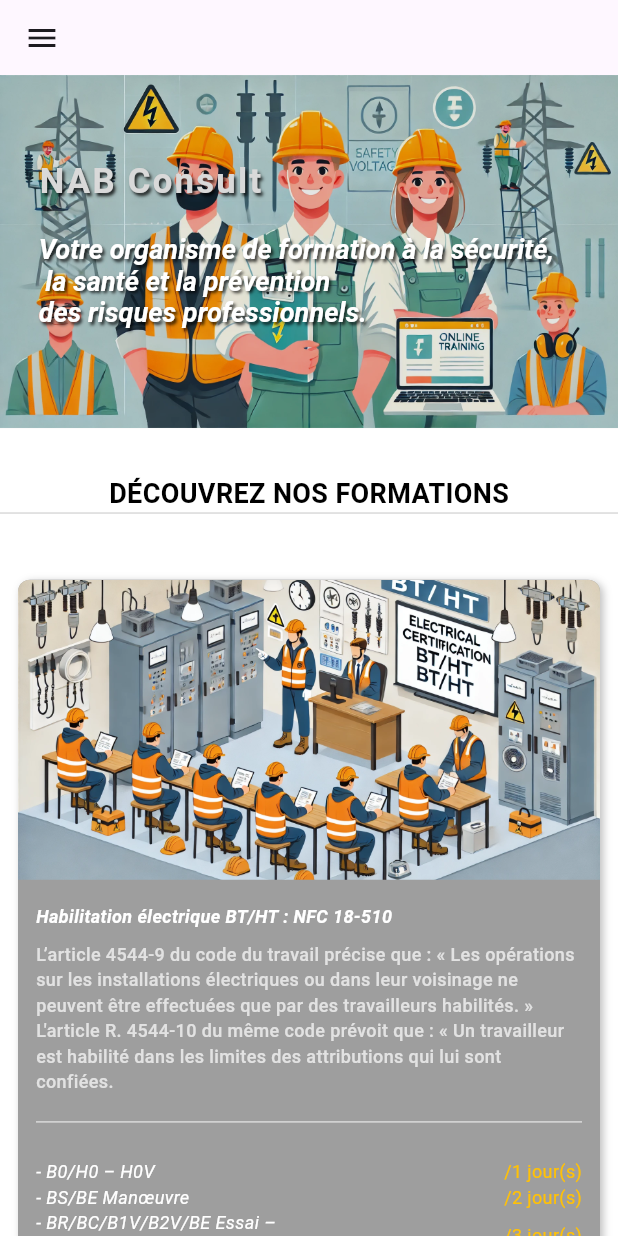
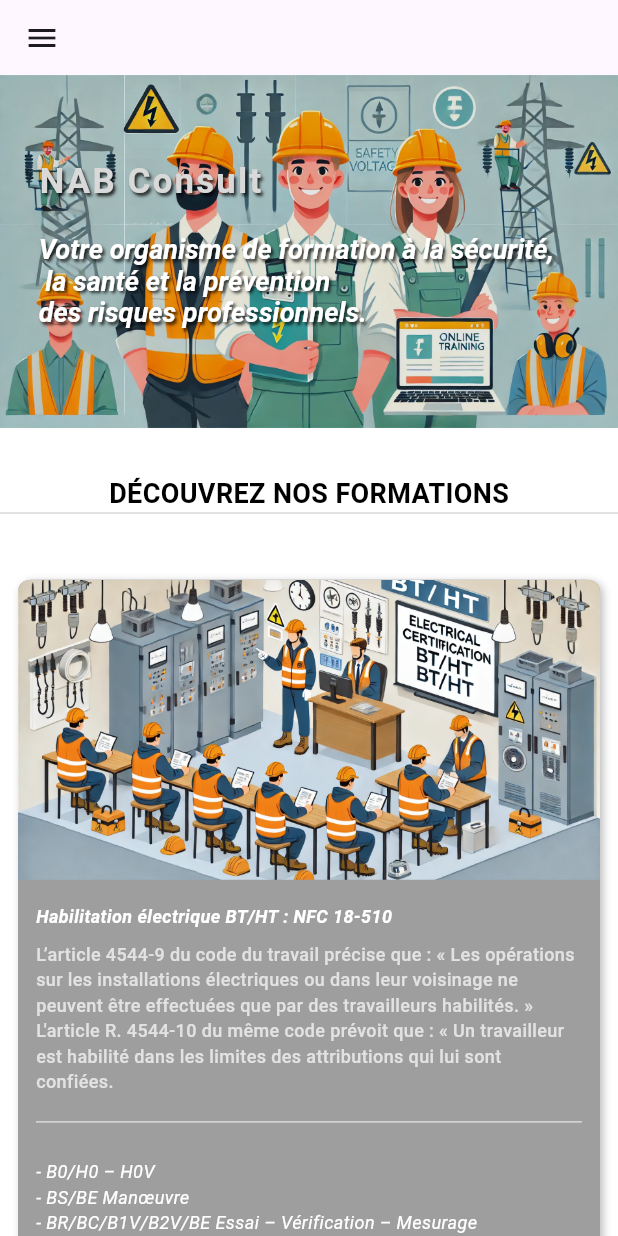
Before and after one commit to wallas938/nab_consult_home_page, a Flutter app: the screen it shows after launch, on a phone screen of 412 x 824 dp. Run offline on Flutter 3.47's test engine with Material 3 defaults, Android fonts, the phone set to English and light mode, and no system bars; our stand-ins replace flutter_screenutil; Roboto replaces fonts that are missing (Instrument Sans); project files that could hold a hidden picture were left out.

Commit message:
toute les durée de formation ont été retirée

```diff
--- a/lib/constantes/app-datas.dart
+++ b/lib/constantes/app-datas.dart
@@ -20,11 +20,9 @@ class TrainingData {
   final String trainingImagePath;
   final List<CertificationData> certifications;
   final String? description;
-  final String? duration;
 
   TrainingData(
       {this.description,
-      this.duration,
       required this.trainingTitle,
       required this.trainingImagePath,
       required this.certifications});
@@ -32,10 +30,9 @@ class TrainingData {
 
 class CertificationData {
   final String name;
-  final String? duration;
   final String? description;
 
-  CertificationData({required this.name, this.duration, this.description});
+  CertificationData({required this.name, this.description});
 }
 
 class Testimonial {
@@ -127,15 +124,14 @@ final List<TrainingData> trainingData = [
         CertificationData(
           name: "B0/H0 – H0V",
           description: "à destination des non électriciens",
-          duration: "1",
         ),
-        CertificationData(name: "BS/BE Manœuvre", duration: "2"),
+        CertificationData(name: "BS/BE Manœuvre", ),
         CertificationData(
             name: "BR/BC/B1V/B2V/BE Essai – Vérification – Mesurage",
-            duration: "3"),
+            ),
         CertificationData(
             name: "HC/H1V/H2V/HE Essai – Vérification – Mesurage",
-            duration: "3")
+            )
       ]),
   TrainingData(
       trainingTitle: "Habilitation véhicule électrique: NFC 18-550",
@@ -143,9 +139,9 @@ final List<TrainingData> trainingData = [
       description:
           "La norme NFC-18-550 définit les différents symboles d’habilitation en fonction, entre autres, de la nature de l’opération et de l’environnement électrique.",
       certifications: [
-        CertificationData(name: "B0L", duration: "1"),
+        CertificationData(name: "B0L", ),
         CertificationData(
-            name: "B1VL/B2VL / BCL/ BEL ESSAI/BRL/B1XL/B2XL", duration: "2"),
+            name: "B1VL/B2VL / BCL/ BEL ESSAI/BRL/B1XL/B2XL", ),
       ]),
   TrainingData(
       trainingTitle:
@@ -153,7 +149,6 @@ final List<TrainingData> trainingData = [
       description:
           "Obligatoire depuis le 1er janvier 2018, cette formation vous permet d’acquérir des compétences et des connaissances dans la préparation ou l'exécution de travaux à proximité des réseaux.",
       trainingImagePath: "assets/images/image_aipr.webp",
-      duration: "1",
       certifications: []),
   TrainingData(
       trainingTitle:
@@ -164,7 +159,6 @@ final List<TrainingData> trainingData = [
       certifications: []),
   TrainingData(
       trainingTitle: "SST (Sauvetage secourisme du travail)",
-      duration: "2",
       trainingImagePath: "assets/images/image_sst.webp",
       description:
           "Cette formation vise à acquérir des compétences reconnues pour secourir en cas d’accident et pour être acteur de la prévention dans son entreprise.",
@@ -186,18 +180,18 @@ final List<TrainingData> trainingData = [
             name: "IRVE – formation de niveau 1",
             description:
                 "Cette formation vise l’installation de bornes de charge, sans configuration spécifique pour la communication ou la supervision.",
-            duration: "1"),
+            ),
         CertificationData(
             name: "IRVE – formation de niveau 2",
             description:
                 "Cette formation vise l’installation d’infrastructures de recharge en AC, avec configuration spécifique pour la communication ou la supervision.",
-            duration: "2"),
+            ),
         CertificationData(
             name:
                 "IRVE – formation de niveau 3 Charge Rapide ou à haute puissance",
             description:
                 "Cette formation vise l’installation d’infrastructure de recharge de véhicule électrique en charge rapide à haute puissance et en courant continu (DC) et de connaître les spécificités de ce type d’installations et les règles de sécurité applicables.",
-            duration: "3"),
+            ),
       ]),
   TrainingData(
       trainingTitle: "Gestion et prévention du risque Chimique",
--- a/lib/pages/home_page.dart
+++ b/lib/pages/home_page.dart
@@ -23,17 +23,6 @@ List<Widget> _buildCertificationList(BuildContext context, int firstIndex) {
   for (int index = 0;
       index < trainingData[firstIndex].certifications.length;
       index++) {
-    Text durationText = Text(
-      trainingData[firstIndex].certifications[index].duration != null
-          ? " /${trainingData[firstIndex].certifications[index].duration} jour(s)"
-          : "",
-      style: TextStyle(
-        fontStyle: FontStyle.normal,
-        color: AppColors.amber,
-        fontSize: _responsiveFontSize(context, 12, 16, mobileWidthLimit),
-      ),
-    );
-
     items.add(Row(
       mainAxisAlignment: MainAxisAlignment.spaceBetween,
       children: [
@@ -47,10 +36,6 @@ List<Widget> _buildCertificationList(BuildContext context, int firstIndex) {
               fontSize: _responsiveFontSize(context, 12, 16, mobileWidthLimit),
             ),
           ),
-        ),
-        Flexible(
-          fit: FlexFit.loose,
-          child: durationText,
         ),
       ],
     ));
@@ -580,19 +565,6 @@ class TrainingSection extends StatelessWidget {
                                         context, 12, 16, mobileWidthLimit),
                                     decorationStyle: TextDecorationStyle.solid),
                               ),
-                            ),
-                            /*** TRAINING_DURATION ***/
-                            Text(
-                              trainingData[index].duration != null
-                                  ? "/${trainingData[index].duration} jour(s)"
-                                  : "",
-                              style: TextStyle(
-                                  fontStyle: FontStyle.italic,
-                                  color: AppColors.amber,
-                                  fontWeight: FontWeight.w700,
-                                  fontSize: _responsiveFontSize(
-                                      context, 11.5, 14, mobileWidthLimit),
-                                  decorationStyle: TextDecorationStyle.solid),
                             ),
                           ],
                         ),
@@ -743,19 +715,6 @@ class TrainingSection extends StatelessWidget {
                                           TextDecorationStyle.solid),
                                 ),
                               ),
-                              /*** TRAINING_DURATION ***/
-                              Text(
-                                trainingData[index].duration != null
-                                    ? "/${trainingData[index].duration} jour(s)"
-                                    : "",
-                                style: TextStyle(
-                                    fontStyle: FontStyle.italic,
-                                    color: AppColors.amber,
-                                    fontWeight: FontWeight.w700,
-                                    fontSize: _responsiveFontSize(
-                                        context, 11.5, 14, mobileWidthLimit),
-                                    decorationStyle: TextDecorationStyle.solid),
-                              ),
                             ],
                           ),
                           const SizedBox(height: 8),
@@ -904,18 +863,6 @@ class TrainingSection extends StatelessWidget {
                                           TextDecorationStyle.solid),
                                 ),
                               ),
-                              /*** TRAINING_DURATION ***/
-                              Text(
-                                trainingData[index].duration != null
-                                    ? "/${trainingData[index].duration} jour(s)"
-                                    : "",
-                                style: const TextStyle(
-                                    fontStyle: FontStyle.italic,
-                                    color: AppColors.amber,
-                                    fontWeight: FontWeight.w700,
-                                    fontSize: 18,
-                                    decorationStyle: TextDecorationStyle.solid),
-                              ),
                             ],
                           ),
                           const SizedBox(height: 8),
```
